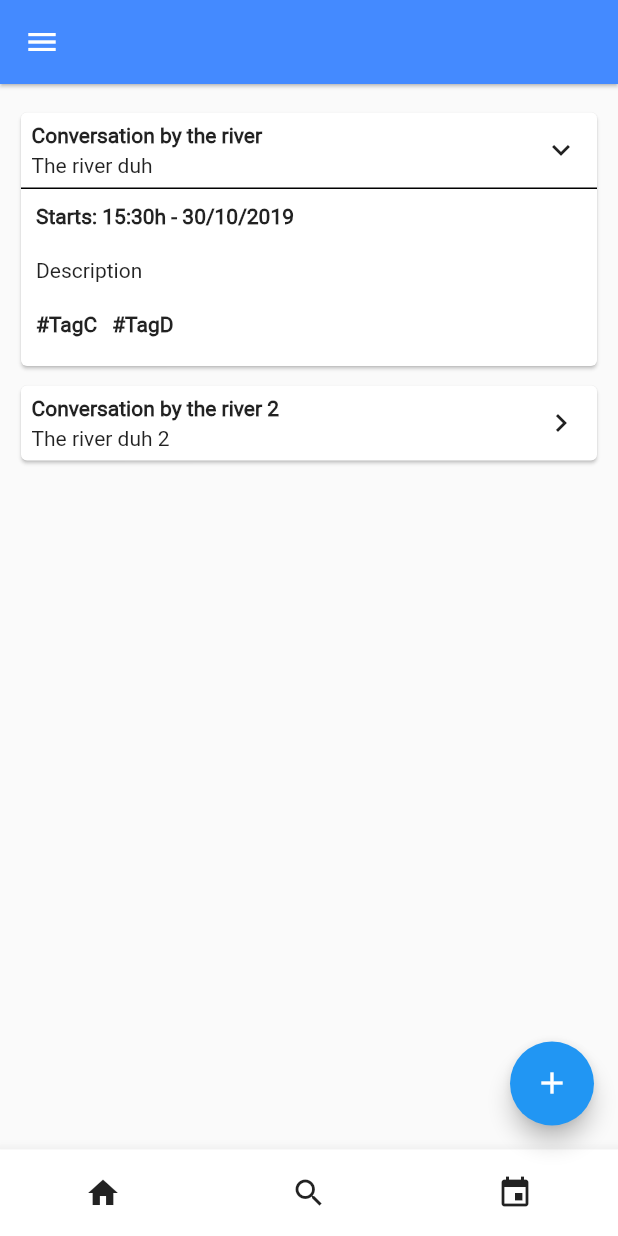
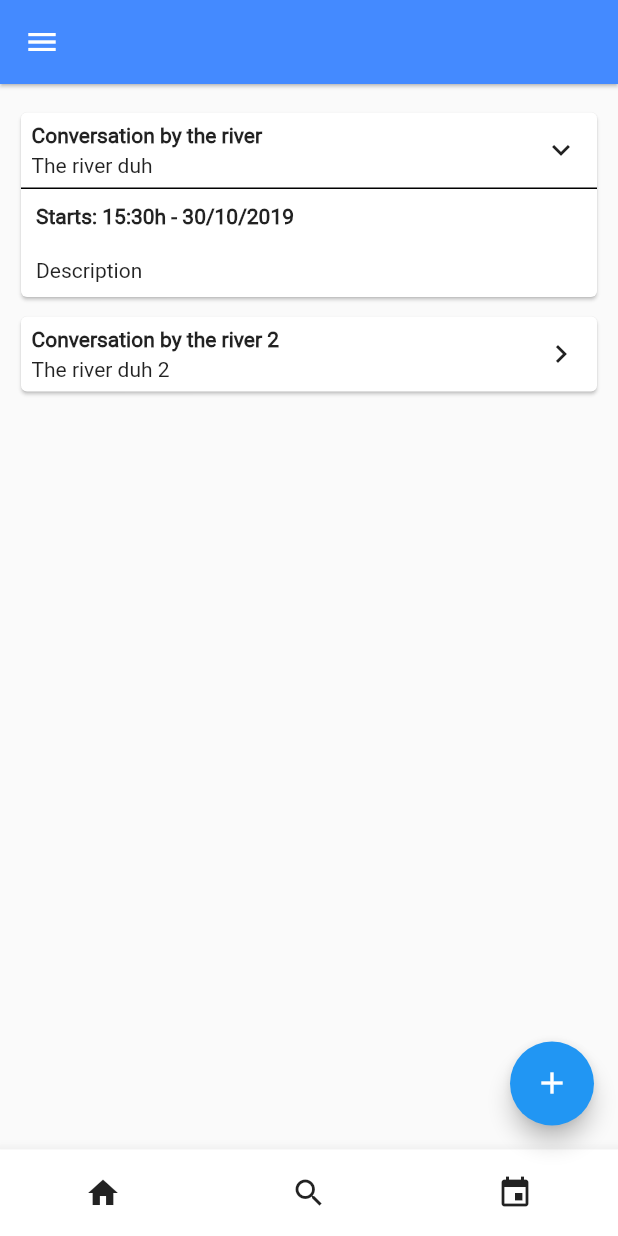
Before and after one commit to afonsoafonsoafonso/bird-chat, a Flutter app: the screen it shows after launch, after a tap on the "keyboard arrow right" icon, on a phone screen of 412 x 824 dp. Run offline on Flutter 3.47's test engine with Material 2 defaults, Android fonts, the phone set to English and light mode, and no system bars; accounts and stored records are empty; network calls fail.

Commit message:
[Home-Page] Removed tags from event cointainers

```diff
--- a/bird_chat/lib/widgets/event_Container.dart
+++ b/bird_chat/lib/widgets/event_Container.dart
@@ -85,8 +85,7 @@ class _EventContainer extends State<EventContainer> {
           Visibility(
             child: new EventDropDownContainer(
               startTime: widget.event.startTime,
-              description: widget.event.description,
-              tags: widget.event.tags
+              description: widget.event.description
             ),
             visible: isOpen? true : false,
           ),
--- a/bird_chat/lib/widgets/event_DropDown_Container.dart
+++ b/bird_chat/lib/widgets/event_DropDown_Container.dart
@@ -7,9 +7,8 @@ class EventDropDownContainer extends StatelessWidget {
 
   final StartTime startTime;
   final String description;
-  final List<String> tags;
 
-  EventDropDownContainer({this.startTime, this.description, this.tags});
+  EventDropDownContainer({this.startTime, this.description});
 
   @override
   Widget build(BuildContext context) {
@@ -48,16 +47,7 @@ class EventDropDownContainer extends StatelessWidget {
             child: Text(
               this.description
             ),
-          ),
-          Container(
-            margin: EdgeInsets.only(right: 10, top: 10, bottom: 20, left: 10),
-            child: Wrap(
-              spacing: 10,
-              children: <Widget> [
-                for(String tagName in this.tags ) new Tag(tagName: tagName)
-              ],
-            ),
-          ),
+          )
         ]
       ),
     );
```
